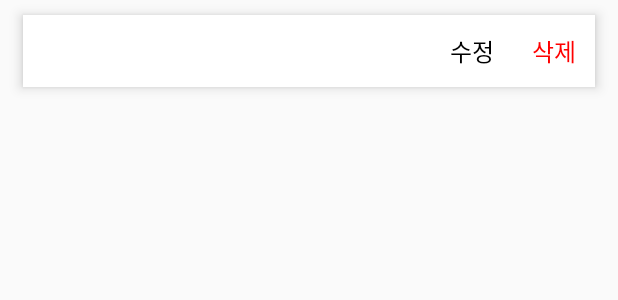
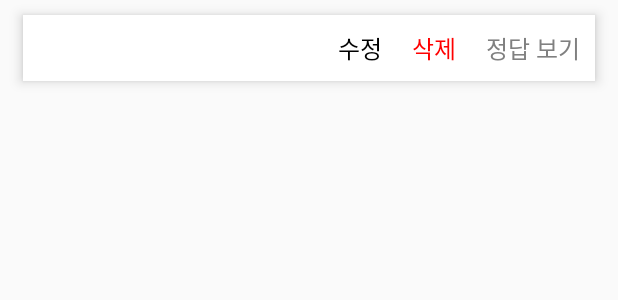
Before and after one commit to lollee94/langbbo, an Android app: the layout item_manage.xml on its own in the app's theme, with its tools: preview values and no code run, on a phone screen of 412 x 824 dp. Shown: the top 300 px of the screen. Run offline under Robolectric (Android 15) with nearby library versions, the phone set to English and light mode, and no system bars.

Commit message:
학습별 리스트 추가

```diff
--- a/app/src/main/res/layout/activity_manage.xml
+++ b/app/src/main/res/layout/activity_manage.xml
@@ -31,7 +31,7 @@
             android:layout_gravity="center"
             android:textSize="18sp"
             android:textColor="#000000"
-            android:text="자료 수정 및 삭제"/>
+            android:text="자료 리스트"/>
 
     </androidx.appcompat.widget.Toolbar>
 
--- a/app/src/main/res/layout/item_manage.xml
+++ b/app/src/main/res/layout/item_manage.xml
@@ -1,7 +1,9 @@
 <?xml version="1.0" encoding="utf-8"?>
-<LinearLayout xmlns:android="http://schemas.android.com/apk/res/android"
+<LinearLayout
+    android:id="@+id/manage_item_lo"
+    xmlns:android="http://schemas.android.com/apk/res/android"
     android:layout_width="match_parent"
-    android:layout_height="48dp"
+    android:layout_height="wrap_content"
     android:elevation="5dp"
     android:layout_marginStart="15dp"
     android:layout_marginEnd="15dp"
@@ -15,32 +17,54 @@
         android:layout_width="0dp"
         android:layout_weight="10"
         android:layout_height="match_parent"
-        android:background="@drawable/ripple_basic"
+        android:paddingTop="10dp"
+        android:paddingBottom="10dp"
         android:paddingStart="15dp"
         android:paddingEnd="15dp"
-        android:clickable="true"
         android:gravity="center_vertical"
         android:textSize="16sp"
         android:textColor="#000000"/>
 
     <TextView
         android:id="@+id/manage_revise_tv"
-        android:layout_width="0dp"
-        android:layout_weight="2"
+        android:layout_width="wrap_content"
         android:layout_height="match_parent"
-        android:clickable="true"
+        android:paddingTop="10dp"
+        android:paddingBottom="10dp"
+        android:paddingStart="10dp"
+        android:paddingEnd="10dp"
         android:gravity="center"
         android:textSize="16sp"
         android:text="수정"
         android:textColor="#000000"/>
+
     <TextView
         android:id="@+id/manage_delete_tv"
-        android:layout_width="0dp"
-        android:layout_weight="2"
+        android:layout_width="wrap_content"
         android:layout_height="match_parent"
-        android:clickable="true"
+        android:paddingTop="10dp"
+        android:paddingBottom="10dp"
+        android:paddingStart="10dp"
+        android:paddingEnd="10dp"
         android:gravity="center"
         android:textSize="16sp"
         android:text="삭제"
         android:textColor="#ff0000"/>
+
+    <TextView
+        android:id="@+id/manage_answer_tv"
+        android:layout_width="wrap_content"
+        android:layout_height="match_parent"
+        android:paddingTop="10dp"
+        android:paddingBottom="10dp"
+        android:paddingStart="10dp"
+        android:paddingEnd="10dp"
+        android:background="@drawable/ripple_basic"
+        android:gravity="center"
+        android:textSize="16sp"
+        android:text="정답 보기"
+        android:textColor="#808080"/>
+
+
+
 </LinearLayout>
```
Also changed, not shown: app/src/main/java/com/example/langbbo/ManageActivity.kt (+69 -4 lines), app/src/main/java/com/example/langbbo/StorageFragment.kt (+61 -0 lines).
